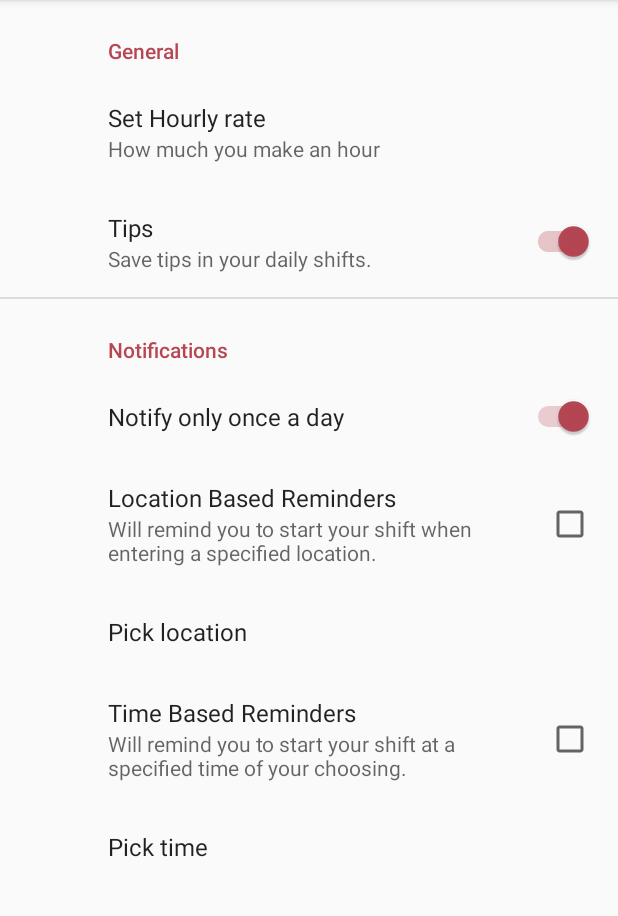
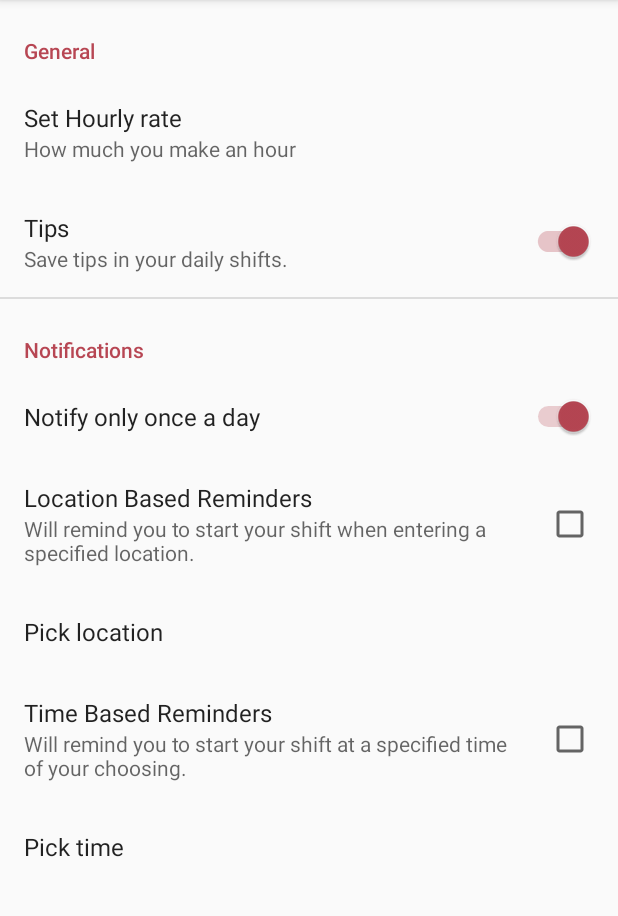
Before and after one commit to Erezbiox1/PayTimer, an Android app: the screen it shows after launch (SettingsActivity), in the options menu, after a tap on "Settings", on a phone screen of 412 x 824 dp, the part 84-1000 px from its top. Run offline under Robolectric (Android 15) with nearby library versions, the phone set to English and light mode, and no system bars; our stand-ins replace Room's generated code, androidx.preference; 1 statement that could not run was skipped.

Commit message:
Removed settings margin

```diff
--- a/app/src/main/res/xml/root_preferences.xml
+++ b/app/src/main/res/xml/root_preferences.xml
@@ -5,13 +5,14 @@
 <PreferenceScreen xmlns:app="http://schemas.android.com/apk/res-auto"
     xmlns:android="http://schemas.android.com/apk/res/android">
 
-    <PreferenceCategory app:title="@string/settings_general_catagory">
+    <PreferenceCategory app:title="@string/settings_general_catagory" app:iconSpaceReserved="false">
         <com.erezbiox1.paytimer.views.preferences.NumberPreference
             app:key="hourly_pay"
             app:title="@string/settings_hourly_rate"
             app:summary="@string/settings_hourly_rate_text"
             app:defaultValue="24"
             app:persistent="true"
+            app:iconSpaceReserved="false"
             />
 
         <SwitchPreferenceCompat
@@ -19,7 +20,8 @@
             app:title="@string/settings_tips"
             app:summary="@string/settings_tips_desc"
             android:defaultValue="true"
-            app:persistent="true" />
+            app:persistent="true"
+            app:iconSpaceReserved="false"/>
 
         <!--
         <SwitchPreferenceCompat
@@ -44,39 +46,44 @@
             -->
     </PreferenceCategory>
 
-    <PreferenceCategory app:title="@string/settings_notification_catgory">
+    <PreferenceCategory app:title="@string/settings_notification_catgory" app:iconSpaceReserved="false">
 
         <SwitchPreference
             app:key="notify_once_a_day"
             app:title="@string/settings_will_only_notify_once_a_day"
             app:defaultValue="true"
-            app:persistent="true" />
+            app:persistent="true"
+            app:iconSpaceReserved="false"/>
 
         <CheckBoxPreference
             app:key="location_notifications"
             app:title="@string/settings_location_based_reminders"
             app:summary="@string/settings_location_notification_text"
             app:defaultValue="false"
-            app:persistent="true"/>
+            app:persistent="true"
+            app:iconSpaceReserved="false"/>
 
         <com.erezbiox1.paytimer.views.preferences.ButtonPreference
             app:dependency="location_notifications"
             app:key="pick_location"
             app:title="@string/settings_pick_location"
-            app:defaultValue="true" />
+            app:defaultValue="true"
+            app:iconSpaceReserved="false"/>
 
         <CheckBoxPreference
             app:key="time_notifications_enabled"
             app:title="@string/settings_time_based_reminders"
             app:summary="@string/settings_time_reminders_text"
             app:defaultValue="false"
-            app:persistent="true"/>
+            app:persistent="true"
+            app:iconSpaceReserved="false"/>
 
         <com.erezbiox1.paytimer.views.preferences.ButtonPreference
             app:dependency="time_notifications_enabled"
             app:key="pick_time"
             app:title="@string/settings_pick_time"
-            app:defaultValue="true" />
+            app:defaultValue="true"
+            app:iconSpaceReserved="false"/>
 
     </PreferenceCategory>
 
```
Also changed, not shown: app/src/main/res/xml/time_preferences.xml (+17 -9 lines).
